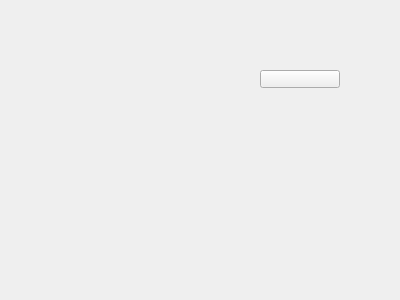
First picture: the form in gamewindow.ui, repository fexuile/Genshin--, before the edit.
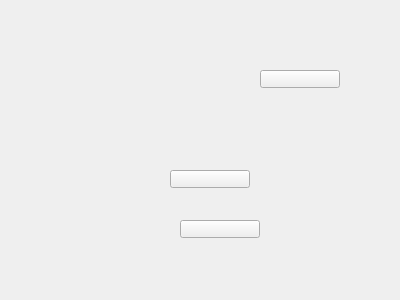
Second picture: the form after the edit.

Diff of the .ui file:
```diff
--- a/gamewindow.ui
+++ b/gamewindow.ui
@@ -26,6 +26,32 @@
     <string/>
    </property>
   </widget>
+  <widget class="QPushButton" name="A">
+   <property name="geometry">
+    <rect>
+     <x>170</x>
+     <y>170</y>
+     <width>80</width>
+     <height>18</height>
+    </rect>
+   </property>
+   <property name="text">
+    <string/>
+   </property>
+  </widget>
+  <widget class="QPushButton" name="R">
+   <property name="geometry">
+    <rect>
+     <x>180</x>
+     <y>220</y>
+     <width>80</width>
+     <height>18</height>
+    </rect>
+   </property>
+   <property name="text">
+    <string/>
+   </property>
+  </widget>
  </widget>
  <resources/>
  <connections/>
```
